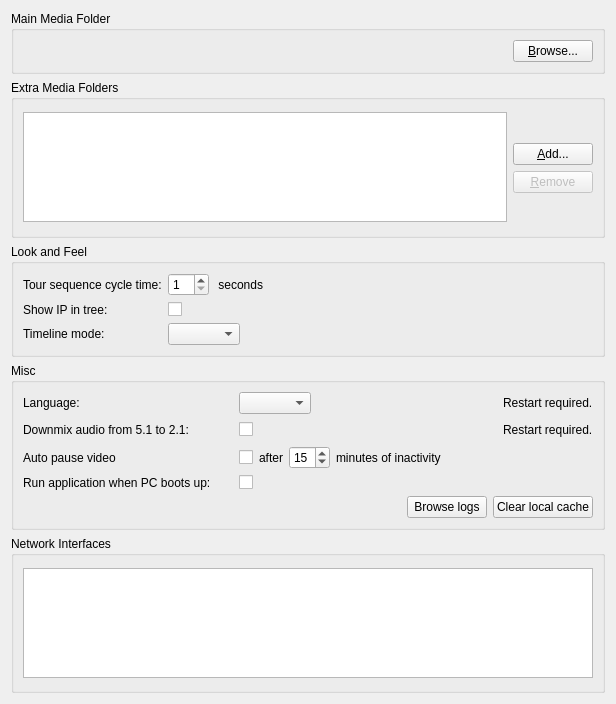
Above: client/src/ui/widgets/settings/general_preferences_widget.ui from networkoptix/nx_open before the change. Below: the same form after it.
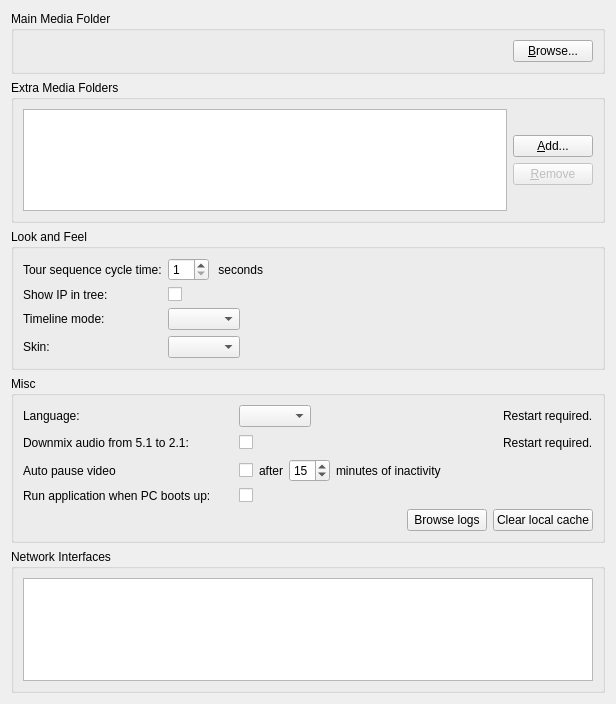
That is the form after the change.

Commit message:
Light/dark skin setting, not functional yet.
<==== Mercurial data ====>
Branch: master

Patch:
```diff
--- a/client/src/ui/widgets/settings/general_preferences_widget.ui
+++ b/client/src/ui/widgets/settings/general_preferences_widget.ui
@@ -200,6 +200,33 @@
         </item>
        </layout>
       </item>
+      <item row="3" column="0">
+       <widget class="QLabel" name="skinLabel">
+        <property name="text">
+         <string>Skin:</string>
+        </property>
+       </widget>
+      </item>
+      <item row="3" column="1">
+       <layout class="QHBoxLayout" name="horizontalLayout_9">
+        <item>
+         <widget class="QComboBox" name="skinComboBox"/>
+        </item>
+        <item>
+         <spacer name="horizontalSpacer_5">
+          <property name="orientation">
+           <enum>Qt::Horizontal</enum>
+          </property>
+          <property name="sizeHint" stdset="0">
+           <size>
+            <width>40</width>
+            <height>20</height>
+           </size>
+          </property>
+         </spacer>
+        </item>
+       </layout>
+      </item>
      </layout>
     </widget>
    </item>
```
Left out of the diff: 2 changed lines with no effect on the pictures. The commit also changes 3 other files.
